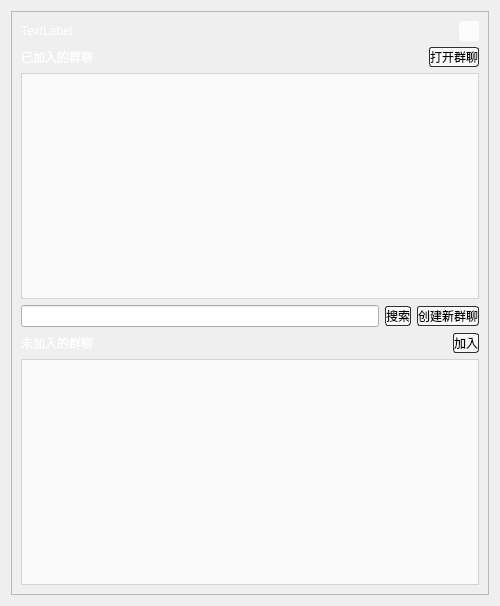
First picture: the form in client/src/chatlist.ui, repository omigeft/QTChatroom, before the edit.
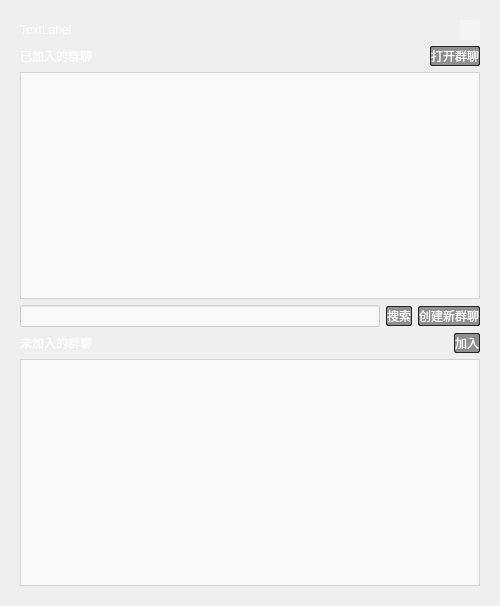
Second picture: the form after the edit. Icons and pictures are not drawn.

Commit message: “界面美化”

Patch:
```diff
--- a/client/src/chatlist.ui
+++ b/client/src/chatlist.ui
@@ -20,14 +20,19 @@
    <string>群聊列表</string>
   </property>
   <property name="styleSheet">
-   <string notr="true">QLabel{
+   <string notr="true">#frame{
+border：none;
+border-radius: 10px;
+}
+QLabel{
 color:rgb(255, 255, 255)
 }
 QPushButton{
+color:#ffffff;
 font:75 10pt &quot;Microsoft YaHei UI&quot;;
-background:rgba(255,255,255,0.7);
+background:rgba(0,0,0,0.4);
 border: 1px solid rgba(0, 0, 0,0.8);
-border-radius: 3px;
+border-radius: 2px;
 }
 QPushButton:hover {
 background: rgba(255,255,255,0.8);
@@ -39,6 +44,12 @@
   <layout class="QVBoxLayout" name="verticalLayout_3">
    <item>
     <widget class="QFrame" name="frame">
+     <property name="maximumSize">
+      <size>
+       <width>500</width>
+       <height>930</height>
+      </size>
+     </property>
      <property name="styleSheet">
       <string notr="true">#frame{border-image:url(pic/listback3.jpg)}</string>
      </property>
@@ -82,7 +93,7 @@
           <property name="styleSheet">
            <string notr="true">#closeButton{
 border:none;
-background:rgba(255,255,255,0.8);
+background:rgba(255,255,255,0.4);
 }
 #closeButton:hover {
 background: rgba(255,255,255,0.7);
@@ -138,7 +149,13 @@
         <item>
          <layout class="QHBoxLayout" name="horizontalLayout_3">
           <item>
-           <widget class="QLineEdit" name="ChatNameInput"/>
+           <widget class="QLineEdit" name="ChatNameInput">
+            <property name="styleSheet">
+             <string notr="true">QLineEdit{
+background:rgba(255,255,255,0.6);
+}</string>
+            </property>
+           </widget>
           </item>
           <item>
            <widget class="QPushButton" name="SortChatButton">
```
Left out of the diff: 2 changed lines with no effect on the pictures. The commit also changes 1 other file.
